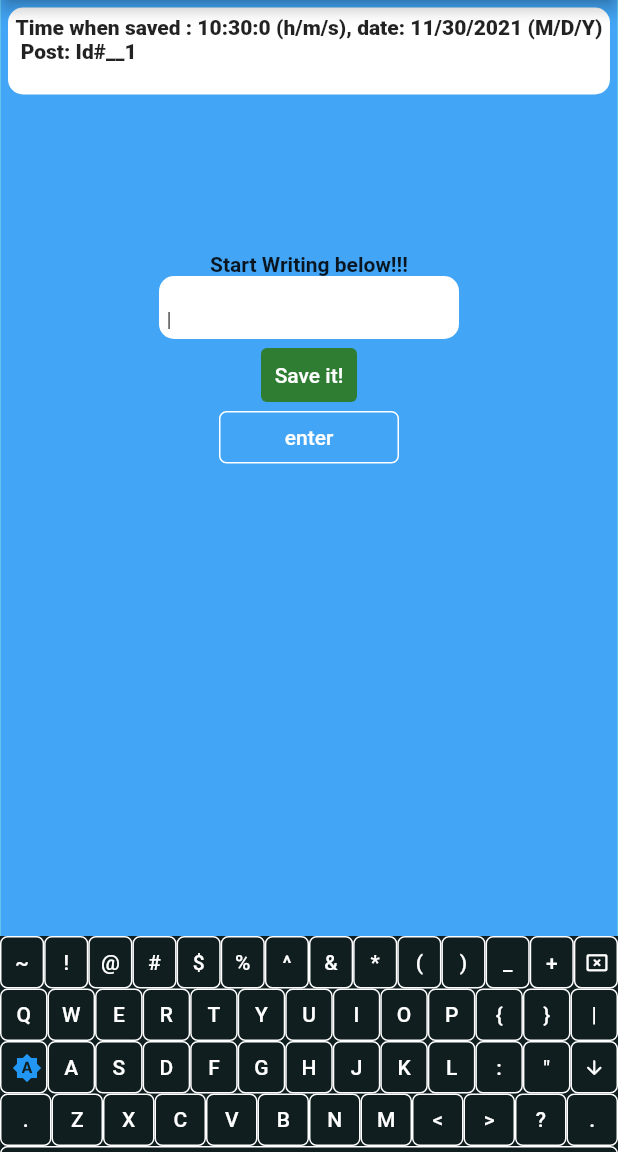
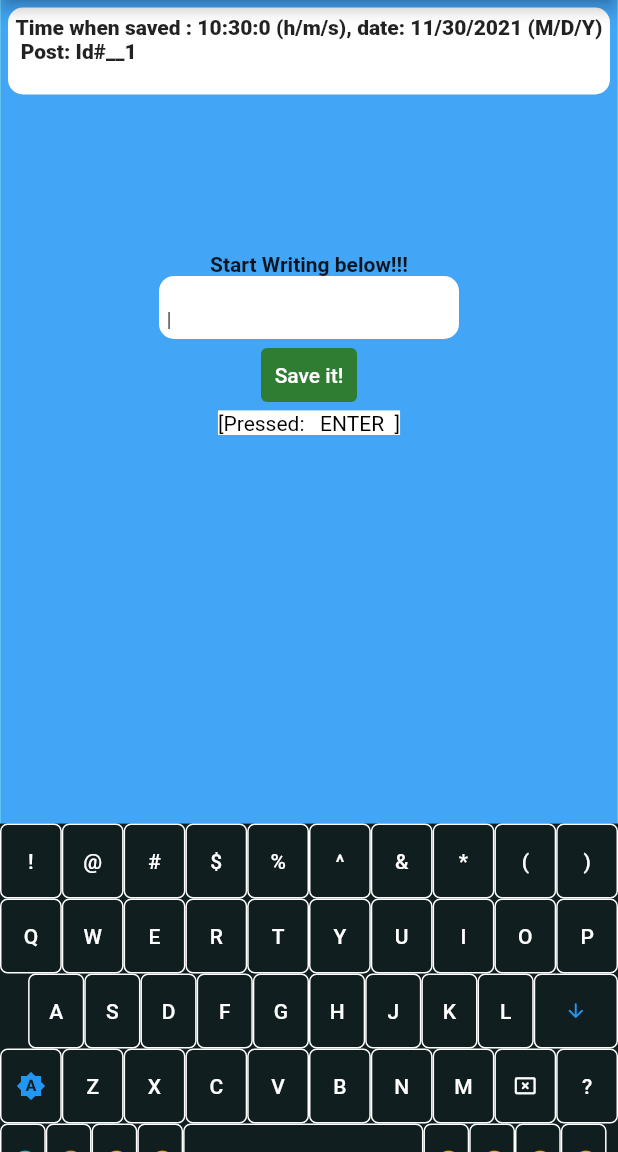
Before and after one commit to aditya995/flutterPractice, a Flutter app: the screen it shows after launch, scrolled down 56 dp, after a tap on "Save it!", after a tap on the "arrow downward" icon, on a phone screen of 412 x 824 dp, the part 84-1236 px from its top. Run offline on Flutter 3.47's test engine with Material 2 defaults, Android fonts, the phone set to English and light mode, and no system bars.

Commit message:
Keyboard Layout redesigned, Emoji System added 😁

```diff
--- a/keyboard/lib/keyboard.dart
+++ b/keyboard/lib/keyboard.dart
@@ -31,15 +31,16 @@ class _MyKeyBoardState extends State<MyKeyBoard> {
             ),
             child: Column(
               children: [
-                //  Area Before keyboard
+                //  Area Before keyboard  ****************************************************
                 Container(
                   constraints: BoxConstraints(
-                    minHeight: heightS - 200,
+                    minHeight: (heightS - 275 < 0) ? 0 : heightS - 275,
                     // maxHeight: 150,
                   ),
                   color: Colors.blue[400],
                   child: Column(
                     children: [
+                      //  Posts viewing container ******************************************
                       SingleChildScrollView(
                         reverse: true,
                         scrollDirection: Axis.horizontal,
@@ -60,7 +61,7 @@ class _MyKeyBoardState extends State<MyKeyBoard> {
                                   borderRadius: BorderRadius.circular(10),
                                 ),
                                 child: Text(
-                                  'Time when saved : ${timesOf_saved[i]}\n Post: Id#__${i + 1}\n${saved[i]}',
+                                  'Time when saved : ${timesOf_saved[i]}\n Post: Id#__${i + 1}\n${inputStr(saved[i])}',
                                   overflow: TextOverflow.clip,
                                   style: TextStyle(
                                     fontWeight: FontWeight.w900,
@@ -73,12 +74,16 @@ class _MyKeyBoardState extends State<MyKeyBoard> {
                       SizedBox(
                         height: 100,
                       ),
+
+                      //  Heading Before Input area *******************************************
                       Text(
                         'Start Writing below!!!',
                         style: TextStyle(
                           fontWeight: FontWeight.w600,
                         ),
                       ),
+
+                      //  Input field ************************************************************
                       Container(
                         constraints: BoxConstraints(
                           minWidth: 200,
@@ -91,15 +96,18 @@ class _MyKeyBoardState extends State<MyKeyBoard> {
                           borderRadius: BorderRadius.circular(10),
                         ),
                         child: SingleChildScrollView(
-                            reverse: true, child: Text('${inputFields}|')),
+                            reverse: true,
+                            child: Text('${inputStr(inputFields)}|')),
                       ),
+
+                      //  Save it button ***********************************************************
                       TextButton(
                         onPressed: () {
                           setState(() {
                             timesOf_saved.add(
                                 '${DateTime.now().hour}:${DateTime.now().minute}:${DateTime.now().second} (h/m/s), date: ${DateTime.now().month}/${DateTime.now().day}/${DateTime.now().year} (M/D/Y)');
-                            saved.add(inputFields);
-                            inputFields = '';
+                            saved.add([...inputFields]);
+                            inputFields.clear();
                           });
                         },
                         child: Text(
@@ -109,29 +117,17 @@ class _MyKeyBoardState extends State<MyKeyBoard> {
                         style: TextButton.styleFrom(
                             backgroundColor: Colors.green[800]),
                       ),
+
+                      //  Display Current Button which is pressed !! *********************************************
                       SizedBox(
                         height: 35,
-                        width: 120,
-                        child: TextButton(
-                          onPressed: () {},
-                          onLongPress: () {
-                            setState(() {
-                              inputFields = '';
-                            });
-                          },
-                          child: Text(
-                            currentKey,
-                            style: TextStyle(color: Colors.white),
-                          ),
-                          style: TextButton.styleFrom(
-                            side: BorderSide(
-                              color: Colors.white,
-                              width: 1,
-                            ),
-                            shape: RoundedRectangleBorder(
-                              borderRadius: BorderRadius.circular(5),
-                            ),
-                          ),
+                        width: 150,
+                        child: Text(
+                          '[Pressed:   ' + currentKey + '  ]',
+                          textAlign: TextAlign.center,
+                          style: TextStyle(
+                              color: Colors.black,
+                              backgroundColor: Colors.white),
                         ),
                       ),
                     ],
@@ -140,7 +136,7 @@ class _MyKeyBoardState extends State<MyKeyBoard> {
 
                 // Keys in the keyboard   ***************************************
                 Container(
-                  height: 200,
+                  height: 275,
                   width: widthS,
                   color: Colors.black87,
                   child: Column(
@@ -150,50 +146,30 @@ class _MyKeyBoardState extends State<MyKeyBoard> {
                         children: [
                           for (var i = 0; i < keysList1.length; i++)
                             SizedBox(
-                              height: 35,
+                              height: 50,
                               width: widthS / keysList1.length,
                               child: TextButton(
                                 onPressed: () {
                                   setState(() {
-                                    if (keysList1[i] == 'delete') {
-                                      var sub = inputFields.substring(
-                                          0,
-                                          (inputFields.length - 1 < 0)
-                                              ? 0
-                                              : inputFields.length - 1);
-                                      inputFields = sub;
-                                      currentKey = keysList1[i];
-                                    } else if (cap == true) {
-                                      inputFields += keysList1Cap[i];
+                                    if (cap == true) {
+                                      inputFields.add(keysList1Cap[i]);
                                       currentKey = keysList1Cap[i];
                                     } else {
-                                      inputFields += keysList1[i];
+                                      inputFields.add(keysList1[i]);
                                       currentKey = keysList1[i];
                                     }
                                   });
                                 },
-                                onLongPress: () {
-                                  setState(() {
-                                    inputFields = '';
-                                  });
-                                },
-                                child: (keysList1[i] == 'delete')
-                                    ? Icon(
-                                        Icons.cancel_presentation_rounded,
-                                        color: Colors.white,
-                                        size: 15,
+                                onLongPress: () {},
+                                child: (cap == true)
+                                    ? Text(
+                                        keysList1Cap[i],
+                                        style: TextStyle(color: Colors.white),
                                       )
-                                    : (cap == true)
-                                        ? Text(
-                                            keysList1Cap[i],
-                                            style:
-                                                TextStyle(color: Colors.white),
-                                          )
-                                        : Text(
-                                            keysList1[i],
-                                            style:
-                                                TextStyle(color: Colors.white),
-                                          ),
+                                    : Text(
+                                        keysList1[i],
+                                        style: TextStyle(color: Colors.white),
+                                      ),
                                 style: TextButton.styleFrom(
                                   side: BorderSide(
                                     color: Colors.white,
@@ -214,16 +190,16 @@ class _MyKeyBoardState extends State<MyKeyBoard> {
                         children: [
                           for (var i = 0; i < keysList2.length; i++)
                             SizedBox(
-                              height: 35,
+                              height: 50,
                               width: widthS / keysList2.length,
                               child: TextButton(
                                 onPressed: () {
                                   setState(() {
                                     if (cap == true) {
-                                      inputFields += keysList2Cap[i];
+                                      inputFields.add(keysList2Cap[i]);
                                       currentKey = keysList2Cap[i];
                                     } else {
-                                      inputFields += keysList2[i];
+                                      inputFields.add(keysList2[i]);
                                       currentKey = keysList2[i];
                                     }
                                   });
@@ -252,30 +228,30 @@ class _MyKeyBoardState extends State<MyKeyBoard> {
 
                       Row(
                         children: [
+                          SizedBox(
+                            width: (widthS / (keysList3.length + 1)) / 2,
+                          ),
                           for (var i = 0; i < keysList3.length; i++)
                             SizedBox(
-                              height: 35,
-                              width: widthS / keysList3.length,
+                              height: 50,
+                              width: (keysList3[i] == 'enter')
+                                  ? (widthS / (keysList3.length + 1)) +
+                                      ((widthS / (keysList3.length + 1)) / 2)
+                                  : widthS / (keysList3.length + 1),
                               child: TextButton(
                                 onPressed: () {
                                   setState(() {
                                     if (keysList3[i] == 'enter') {
-                                      inputFields += '\n';
-                                      currentKey = keysList3[i];
-                                    } else if (keysList3[i] == 'CapsOff' &&
-                                        cap == true) {
-                                      cap = false;
-                                      currentKey = keysList3[i];
-                                    } else if (keysList3[i] == 'CapsOff' &&
-                                        cap == false) {
-                                      cap = true;
-                                      currentKey = keysList3Cap[i];
+                                      inputFields.add('\n');
+                                      currentKey = (cap == false)
+                                          ? keysList3[i]
+                                          : keysList3Cap[i];
                                     } else {
                                       if (cap == true) {
-                                        inputFields += keysList3Cap[i];
+                                        inputFields.add(keysList3Cap[i]);
                                         currentKey = keysList3Cap[i];
                                       } else {
-                                        inputFields += keysList3[i];
+                                        inputFields.add(keysList3[i]);
                                         currentKey = keysList3[i];
                                       }
                                     }
@@ -291,19 +267,10 @@ class _MyKeyBoardState extends State<MyKeyBoard> {
                                     : (keysList3[i] == 'enter')
                                         ? Icon(
                                             Icons.arrow_downward_rounded,
-                                            color: Colors.white,
+                                            color: Colors.blue,
                                             size: 15,
                                           )
-                                        : (cap == false)
-                                            ? Icon(
-                                                Icons.brightness_auto_outlined,
-                                                color: Colors.white,
-                                                size: 15,
-                                              )
-                                            : Icon(
-                                                Icons.brightness_auto,
-                                                size: 20,
-                                              ),
+                                        : Text('??'),
                                 style: TextButton.styleFrom(
                                   side: BorderSide(
                                     color: Colors.white,
@@ -324,29 +291,68 @@ class _MyKeyBoardState extends State<MyKeyBoard> {
                         children: [
                           for (var i = 0; i < keysList4.length; i++)
                             SizedBox(
-                              height: 35,
+                              height: 50,
                               width: widthS / keysList4.length,
                               child: TextButton(
                                 onPressed: () {
                                   setState(() {
-                                    if (cap == true) {
-                                      inputFields += keysList4Cap[i];
+                                    if (keysList4[i] == 'delete') {
+                                      inputFields.removeLast();
+                                      currentKey = (cap == false)
+                                          ? keysList4[i]
+                                          : keysList4Cap[i];
+                                    } else if (keysList4[i] == 'CapsOff' &&
+                                        cap == true) {
+                                      cap = false;
+                                      currentKey = (cap == false)
+                                          ? keysList4[i]
+                                          : keysList4Cap[i];
+                                    } else if (keysList4[i] == 'CapsOff' &&
+                                        cap == false) {
+                                      cap = true;
+                                      currentKey = (cap == false)
+                                          ? keysList4[i]
+                                          : keysList4Cap[i];
+                                    } else if (cap == true) {
+                                      inputFields.add(keysList4Cap[i]);
                                       currentKey = keysList4Cap[i];
                                     } else {
-                                      inputFields += keysList4[i];
+                                      inputFields.add(keysList4[i]);
                                       currentKey = keysList4[i];
                                     }
                                   });
                                 },
-                                child: (cap == true)
+                                onLongPress: () {
+                                  setState(() {
+                                    (currentKey.toLowerCase() == 'delete')
+                                        ? inputFields.clear()
+                                        : 0;
+                                  });
+                                },
+                                child: (keysList4[i].length < 2)
                                     ? Text(
-                                        keysList4Cap[i],
+                                        (cap == true)
+                                            ? keysList4Cap[i]
+                                            : keysList4[i],
                                         style: TextStyle(color: Colors.white),
                                       )
-                                    : Text(
-                                        keysList4[i],
-                                        style: TextStyle(color: Colors.white),
-                                      ),
+                                    : (keysList4[i] == 'delete')
+                                        ? Icon(
+                                            Icons.cancel_presentation_rounded,
+                                            color: Colors.white,
+                                            size: 15,
+                                          )
+                                        : (cap == false)
+                                            ? Icon(
+                                                Icons.brightness_auto_outlined,
+                                                color: Colors.white,
+                                                size: 15,
+                                              )
+                                            : Icon(
+                                                Icons.brightness_auto,
+                                                size: 20,
+                                                color: Colors.blue,
+                                              ),
                                 style: TextButton.styleFrom(
                                   side: BorderSide(
                                     color: Colors.white,
@@ -367,26 +373,33 @@ class _MyKeyBoardState extends State<MyKeyBoard> {
                         children: [
                           for (var i = 0; i < keysList5.length; i++)
                             SizedBox(
-                              height: 35,
-                              width: widthS / keysList5.length,
+                              height: 50,
+                              width: (keysList5[i] == 'space')
+                                  ? (widthS / keysList5.length) * 3.5
+                                  : (widthS / keysList5.length) / 1.5,
                               child: TextButton(
                                 onPressed: () {
                                   setState(() {
                                     if (keysList5[i] == 'space') {
-                                      inputFields += ' ';
+                                      inputFields.add(' ');
+                                      currentKey = (cap == false)
+                                          ? keysList5[i]
+                                          : keysList5Cap[i];
                                     } else {
                                       if (cap == true) {
-                                        inputFields += keysList5Cap[i];
+                                        inputFields.add(keysList5Cap[i]);
                                         currentKey = keysList5Cap[i];
                                       } else {
-                                        inputFields += keysList5[i];
+                                        inputFields.add(keysList5[i]);
                                         currentKey = keysList5[i];
                                       }
                                     }
                                   });
                                 },
                                 child: Text(
-                                  keysList5[i],
+                                  (cap == true)
+                                      ? keysList5Cap[i]
+                                      : keysList5[i],
                                   style: TextStyle(color: Colors.white),
                                 ),
                                 style: TextButton.styleFrom(
--- a/keyboard/lib/vars.dart
+++ b/keyboard/lib/vars.dart
@@ -1,7 +1,7 @@
 import 'package:flutter/material.dart';
 
 var currentKey = '';
-String inputFields = '';
+List inputFields = [];
 var cap = true;
 List saved = [];
 List timesOf_saved = [];
@@ -9,24 +9,16 @@ List timesOf_saved = [];
 // DateTime.now().minute;
 // print('timestamp: ${_now.hour}:${_now.minute}:${_now.second}.${_now.millisecond}');
 
-var keysList1 = [
-  '`',
-  '1',
-  '2',
-  '3',
-  '4',
-  '5',
-  '6',
-  '7',
-  '8',
-  '9',
-  '0',
-  '-',
-  '=',
-  'delete'
-];
+String inputStr(List a) {
+  var str = '';
+  a.forEach((element) {
+    str += element;
+  });
+  return str;
+}
+
+var keysList1 = ['1', '2', '3', '4', '5', '6', '7', '8', '9', '0'];
 var keysList1Cap = [
-  '~',
   '!',
   '@',
   '#',
@@ -37,9 +29,6 @@ var keysList1Cap = [
   '*',
   '(',
   ')',
-  '_',
-  '+',
-  'delete'
 ];
 var keysList2 = [
   'q',
@@ -52,9 +41,6 @@ var keysList2 = [
   'i',
   'o',
   'p',
-  '[',
-  ']',
-  '\\'
 ];
 var keysList2Cap = [
   'Q',
@@ -67,41 +53,32 @@ var keysList2Cap = [
   'I',
   'O',
   'P',
-  '{',
-  '}',
-  '|'
 ];
-var keysList3 = [
+var keysList3 = ['a', 's', 'd', 'f', 'g', 'h', 'j', 'k', 'l', 'enter'];
+var keysList3Cap = ['A', 'S', 'D', 'F', 'G', 'H', 'J', 'K', 'L', 'ENTER'];
+var keysList4 = [
   'CapsOff',
-  'a',
-  's',
-  'd',
-  'f',
-  'g',
-  'h',
-  'j',
-  'k',
-  'l',
-  ';',
-  '\'',
-  'enter'
+  'z',
+  'x',
+  'c',
+  'v',
+  'b',
+  'n',
+  'm',
+  'delete',
+  '/',
 ];
-var keysList3Cap = [
+var keysList4Cap = [
   'CapsOn',
-  'A',
-  'S',
-  'D',
-  'F',
-  'G',
-  'H',
-  'J',
-  'K',
-  'L',
-  ':',
-  '"',
-  'enter'
+  'Z',
+  'X',
+  'C',
+  'V',
+  'B',
+  'N',
+  'M',
+  'DELETE',
+  '?',
 ];
-var keysList4 = ['.', 'z', 'x', 'c', 'v', 'b', 'n', 'm', ',', '.', '/', '.'];
-var keysList4Cap = ['.', 'Z', 'X', 'C', 'V', 'B', 'N', 'M', '<', '>', '?', '.'];
-var keysList5 = ['space'];
-var keysList5Cap = ['space'];
+var keysList5 = ['😁', '😄', '😆', '😎', 'space', '😍', '😵', '🥴', '😡'];
+var keysList5Cap = ['😱', '😭', '😒', '🙁', 'SPACE', '🙄', '😑', '😐', '🙂'];
```
